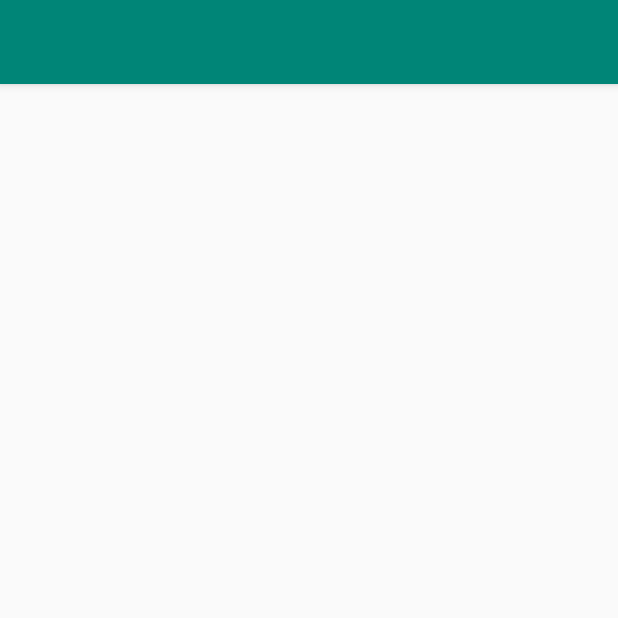
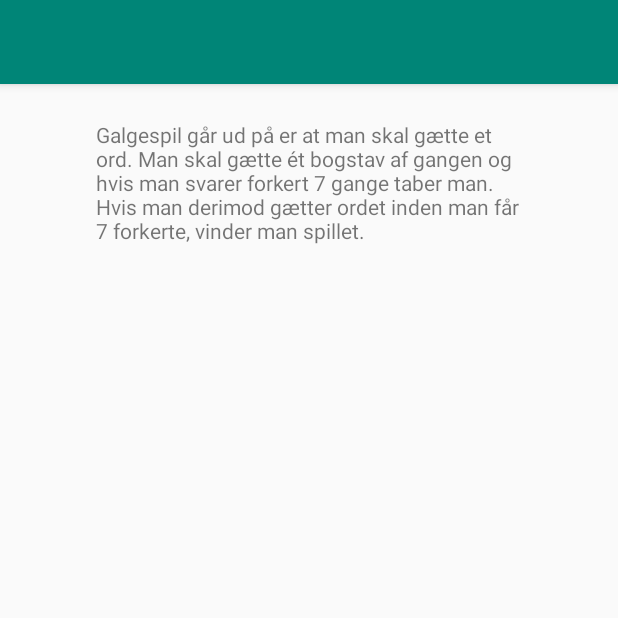
Before and after one commit to ande987a/Galgeleg, an Android app: the Help_act screen opened directly, with no data from a screen before it, on a phone screen of 412 x 824 dp, the top half of it. Run offline under Robolectric (Android 15) with nearby library versions, the phone set to English and light mode, and no system bars.

Commit message:
Text addet til hjælpe siden.

```diff
--- a/app/src/main/res/layout/activity_help_act.xml
+++ b/app/src/main/res/layout/activity_help_act.xml
@@ -6,4 +6,15 @@
     android:layout_height="match_parent"
     tools:context=".Help_act">
 
+    <TextView
+        android:id="@+id/textView"
+        android:layout_width="284dp"
+        android:layout_height="123dp"
+        android:layout_marginStart="8dp"
+        android:layout_marginTop="24dp"
+        android:layout_marginEnd="8dp"
+        android:text="Galgespil går ud på er at man skal gætte et ord. Man skal gætte ét bogstav af gangen og hvis man svarer forkert 7 gange taber man. Hvis man derimod gætter ordet inden man får 7 forkerte, vinder man spillet."
+        app:layout_constraintEnd_toEndOf="parent"
+        app:layout_constraintStart_toStartOf="parent"
+        app:layout_constraintTop_toTopOf="parent" />
 </androidx.constraintlayout.widget.ConstraintLayout>
```
